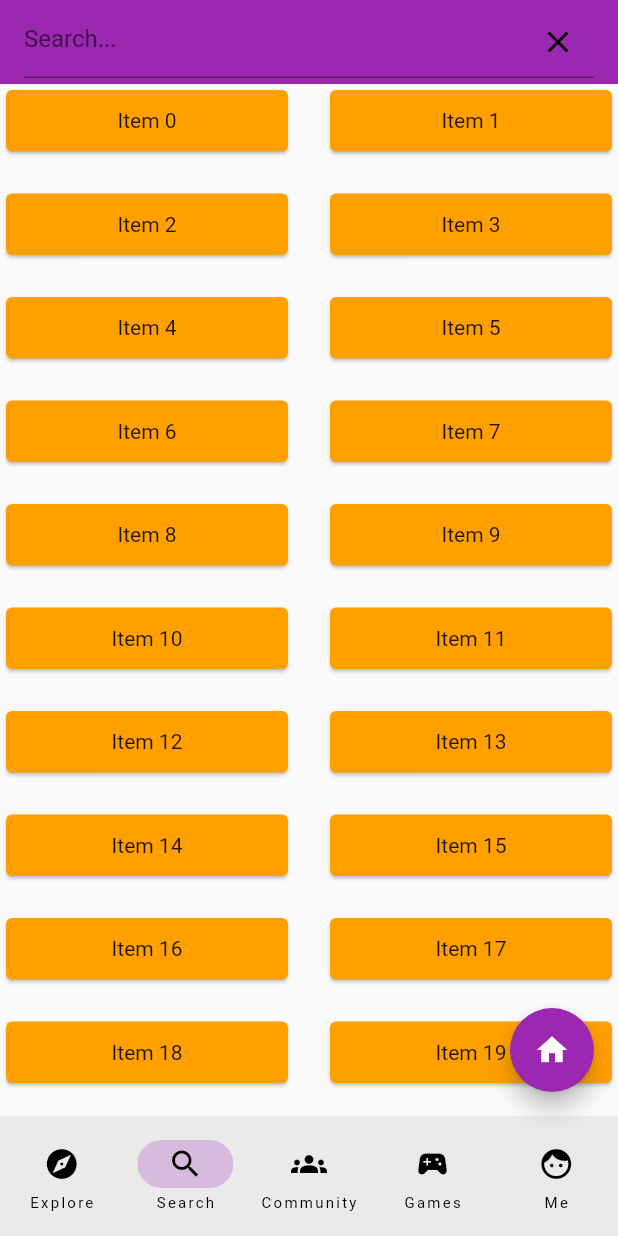
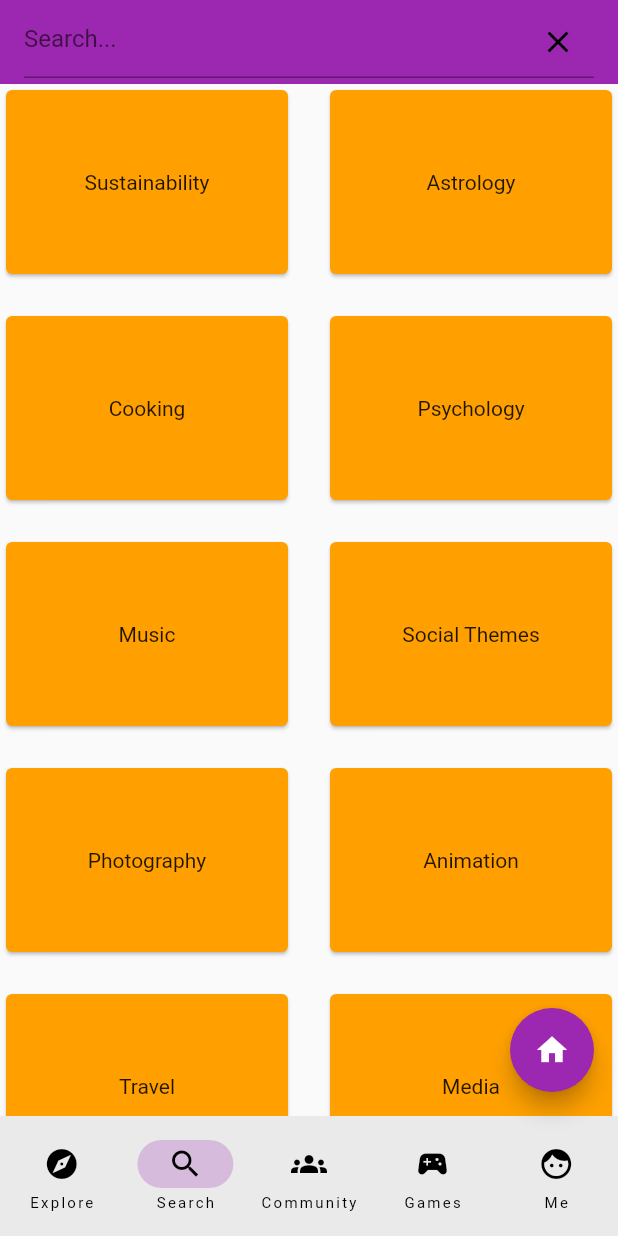
Before and after one commit to TY0018/eupheus_app, a Flutter app: the screen it shows after launch, item 2 of the bottom bar chosen, on a phone screen of 412 x 824 dp. Run offline on Flutter 3.47's test engine with Material 2 defaults, Android fonts, the phone set to English and light mode, and no system bars; our stand-ins replace flutter_native_splash.

Commit message:
change the topic titles in search page

```diff
--- a/lib/search.dart
+++ b/lib/search.dart
@@ -4,7 +4,31 @@ import 'package:eupheus_app/sustainability.dart';
 import 'package:flutter/material.dart';
 import 'package:flutter/src/painting/rounded_rectangle_border.dart';
 
-const int itemCount = 20;
+int itemCount = topicNames.length;
+var topicNames = {
+  '0': 'Sustainability',
+  '1': 'Astrology',
+  '2': 'Cooking',
+  '3': 'Psychology',
+  '4': 'Music',
+  '5': 'Social Themes',
+  '6': 'Photography',
+  '7': 'Animation',
+  '8': 'Travel',
+  '9': 'Media',
+  '10': 'Gardening',
+  '11': 'Video Game Design',
+  '12': 'Yoga',
+  '13': 'Meditation',
+  '14': 'Magic',
+  '15': 'Sports',
+  '16': 'Nutrition',
+  '17': 'Film',
+  '18': 'Coding',
+  '19': 'Literature',
+};
+var _gridItems= topicNames.values.toList();
+
 
 class Search extends StatelessWidget {
   const Search({super.key});
@@ -26,7 +50,8 @@ class SearchBar extends StatefulWidget {
 
 class _SearchBarState extends State<SearchBar> {
   final TextEditingController _searchController = TextEditingController();
-  final List _gridItems = List.generate(20, (i) => "Item $i");
+  // final List _gridItems = List.generate(itemCount, (i) => "$topicNames[i].values");
+
 
   @override
   // ignore: dead_code
@@ -52,7 +77,7 @@ class _SearchBarState extends State<SearchBar> {
 
 SliverGrid(
   gridDelegate: const SliverGridDelegateWithFixedCrossAxisCount(
-    childAspectRatio: 4.0,
+    childAspectRatio: 1.5,
     crossAxisCount: 2,
     crossAxisSpacing: 20.0,
     mainAxisSpacing: 20.0,
```
